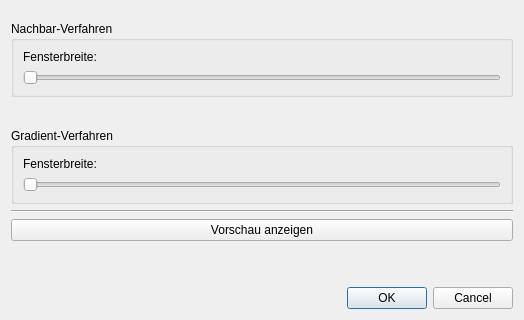
Old version of the form main/resources/base/einstellungenKorrigieren.ui in the repository TrandyAndy/Bad-Pixel; both pictures show x 0 to 524 and y 177 to 497 of the 524 by 497 pixel window.
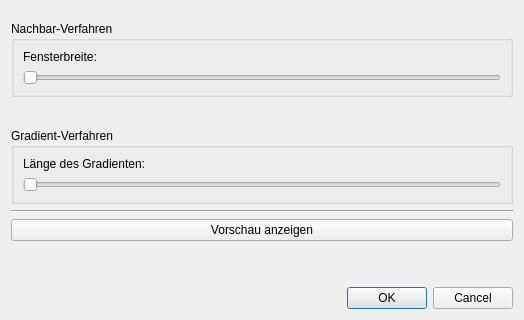
New version of the form.

Patch:
```diff
--- a/main/resources/base/einstellungenKorrigieren.ui
+++ b/main/resources/base/einstellungenKorrigieren.ui
@@ -163,7 +163,7 @@
         <item>
          <widget class="QLabel" name="label_3">
           <property name="text">
-           <string>Fensterbreite:</string>
+           <string>Länge des Gradienten:</string>
           </property>
          </widget>
         </item>
```
